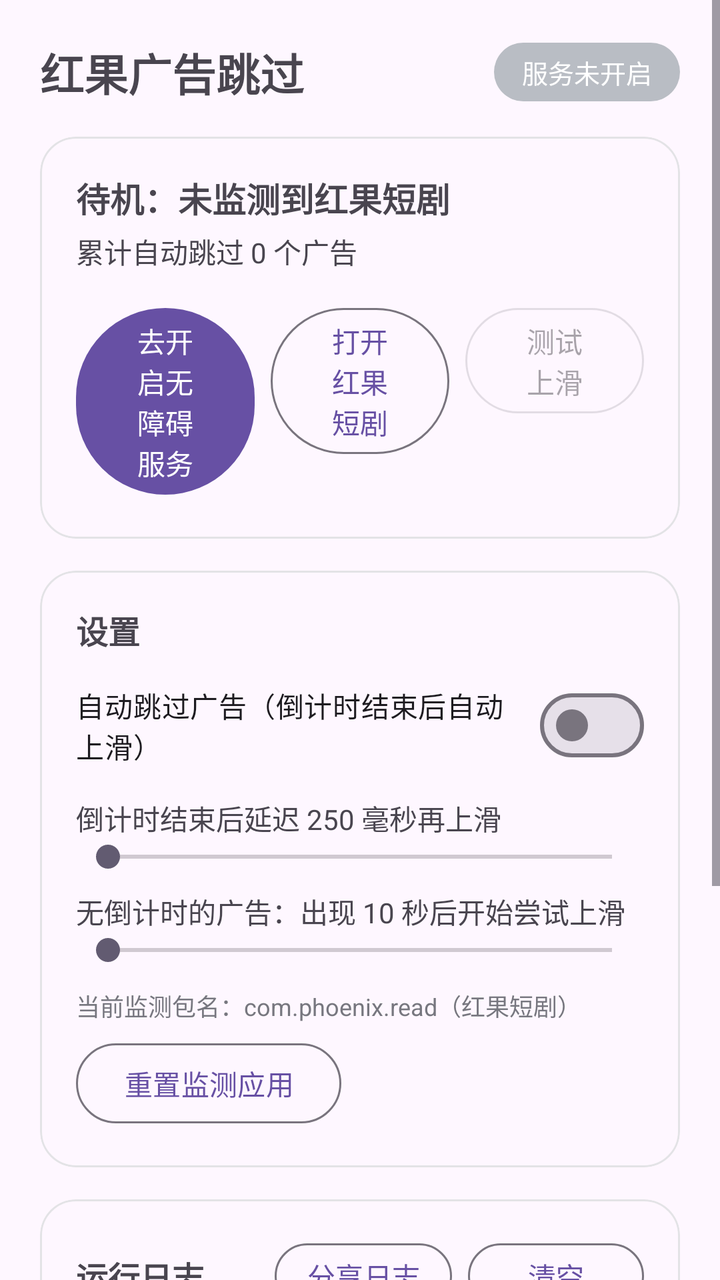
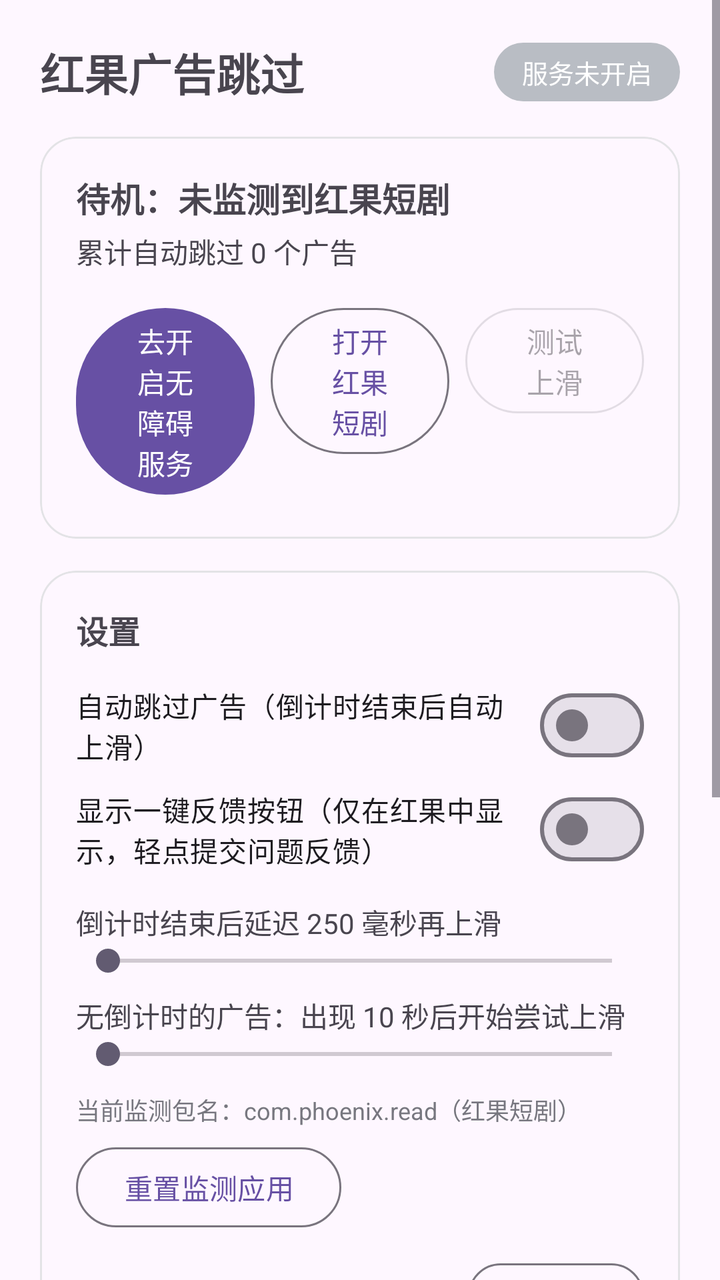

The first picture is an Android layout as it rendered before a commit; the second is the same layout after the commit. The layout source and the unified diff follow.
<!-- AndroidManifest.xml: application theme Theme.App -->
<!-- res/layout/activity_main.xml -->
<?xml version="1.0" encoding="utf-8"?>
<ScrollView xmlns:android="http://schemas.android.com/apk/res/android"
    xmlns:app="http://schemas.android.com/apk/res-auto"
    android:layout_width="match_parent"
    android:layout_height="match_parent"
    android:fillViewport="true">

    
    <LinearLayout
        android:layout_width="match_parent"
        android:layout_height="wrap_content"
        android:layout_gravity="center_horizontal"
        android:maxWidth="620dp"
        android:orientation="vertical"
        android:padding="20dp">

        
        <LinearLayout
            android:layout_width="match_parent"
            android:layout_height="wrap_content"
            android:gravity="center_vertical"
            android:orientation="horizontal">

            <TextView
                android:layout_width="0dp"
                android:layout_height="wrap_content"
                android:layout_weight="1"
                android:text="@string/app_name"
                android:textSize="22sp"
                android:textStyle="bold" />

            <TextView
                android:id="@+id/statusPill"
                android:layout_width="wrap_content"
                android:layout_height="wrap_content"
                android:background="@drawable/bg_pill_off"
                android:paddingStart="14dp"
                android:paddingTop="5dp"
                android:paddingEnd="14dp"
                android:paddingBottom="5dp"
                android:text="@string/status_off"
                android:textColor="#FFFFFF"
                android:textSize="13sp" />
        </LinearLayout>

        
        <com.google.android.material.card.MaterialCardView
            android:layout_width="match_parent"
            android:layout_height="wrap_content"
            android:layout_marginTop="16dp"
            app:cardCornerRadius="18dp"
            app:cardElevation="0dp"
            app:strokeColor="#E3E3E6"
            app:strokeWidth="1dp">

            <LinearLayout
                android:layout_width="match_parent"
                android:layout_height="wrap_content"
                android:orientation="vertical"
                android:padding="18dp">

                <TextView
                    android:id="@+id/stateText"
                    android:layout_width="match_parent"
                    android:layout_height="wrap_content"
                    android:text="@string/state_idle"
                    android:textSize="17sp"
                    android:textStyle="bold" />

                <TextView
                    android:id="@+id/countText"
                    android:layout_width="match_parent"
                    android:layout_height="wrap_content"
                    android:layout_marginTop="4dp"
                    android:text="@string/count_zero_literal"
                    android:textSize="14sp" />

                <LinearLayout
                    android:layout_width="match_parent"
                    android:layout_height="wrap_content"
                    android:layout_marginTop="14dp"
                    android:orientation="horizontal">

                    <Button
                        android:id="@+id/btnAccessibility"
                        android:layout_width="0dp"
                        android:layout_height="wrap_content"
                        android:layout_marginEnd="8dp"
                        android:layout_weight="1"
                        android:text="@string/btn_accessibility_off" />

                    <Button
                        android:id="@+id/btnOpenTarget"
                        style="?attr/materialButtonOutlinedStyle"
                        android:layout_width="0dp"
                        android:layout_height="wrap_content"
                        android:layout_marginEnd="8dp"
                        android:layout_weight="1"
                        android:text="@string/btn_open_target" />

                    <Button
                        android:id="@+id/btnTestSwipe"
                        style="?attr/materialButtonOutlinedStyle"
                        android:layout_width="0dp"
                        android:layout_height="wrap_content"
                        android:layout_weight="1"
                        android:enabled="false"
                        android:text="@string/btn_test_swipe" />
                </LinearLayout>
            </LinearLayout>
        </com.google.android.material.card.MaterialCardView>

        
        <com.google.android.material.card.MaterialCardView
            android:layout_width="match_parent"
            android:layout_height="wrap_content"
            android:layout_marginTop="16dp"
            app:cardCornerRadius="18dp"
            app:cardElevation="0dp"
            app:strokeColor="#E3E3E6"
            app:strokeWidth="1dp">

            <LinearLayout
                android:layout_width="match_parent"
                android:layout_height="wrap_content"
                android:orientation="vertical"
                android:padding="18dp">

                <TextView
                    android:layout_width="match_parent"
                    android:layout_height="wrap_content"
                    android:text="@string/section_settings"
                    android:textSize="16sp"
                    android:textStyle="bold" />

                <com.google.android.material.materialswitch.MaterialSwitch
                    android:id="@+id/switchAuto"
                    android:layout_width="match_parent"
                    android:layout_height="wrap_content"
                    android:layout_marginTop="12dp"
                    android:text="@string/switch_auto" />

                <TextView
                    android:id="@+id/delayLabel"
                    android:layout_width="match_parent"
                    android:layout_height="wrap_content"
                    android:layout_marginTop="12dp"
                    android:text="@string/delay_literal"
                    android:textSize="14sp" />

                <SeekBar
                    android:id="@+id/delayBar"
                    android:layout_width="match_parent"
                    android:layout_height="wrap_content"
                    android:max="1000" />

                <TextView
                    android:id="@+id/fallbackLabel"
                    android:layout_width="match_parent"
                    android:layout_height="wrap_content"
                    android:layout_marginTop="8dp"
                    android:text="@string/fallback_literal"
                    android:textSize="14sp" />

                <SeekBar
                    android:id="@+id/fallbackBar"
                    android:layout_width="match_parent"
                    android:layout_height="wrap_content"
                    android:max="25000" />

                <TextView
                    android:id="@+id/targetsText"
                    android:layout_width="match_parent"
                    android:layout_height="wrap_content"
                    android:layout_marginTop="10dp"
                    android:text="@string/targets_literal"
                    android:textColor="#77777F"
                    android:textSize="12sp" />

                <Button
                    android:id="@+id/btnResetTargets"
                    style="?attr/materialButtonOutlinedStyle"
                    android:layout_width="wrap_content"
                    android:layout_height="wrap_content"
                    android:layout_marginTop="6dp"
                    android:text="@string/btn_reset_targets" />
            </LinearLayout>
        </com.google.android.material.card.MaterialCardView>

        
        <com.google.android.material.card.MaterialCardView
            android:layout_width="match_parent"
            android:layout_height="wrap_content"
            android:layout_marginTop="16dp"
            app:cardCornerRadius="18dp"
            app:cardElevation="0dp"
            app:strokeColor="#E3E3E6"
            app:strokeWidth="1dp">

            <LinearLayout
                android:layout_width="match_parent"
                android:layout_height="wrap_content"
                android:orientation="vertical"
                android:padding="18dp">

                <LinearLayout
                    android:layout_width="match_parent"
                    android:layout_height="wrap_content"
                    android:gravity="center_vertical"
                    android:orientation="horizontal">

                    <TextView
                        android:layout_width="0dp"
                        android:layout_height="wrap_content"
                        android:layout_weight="1"
                        android:text="@string/section_log"
                        android:textSize="16sp"
                        android:textStyle="bold" />

                    <Button
                        android:id="@+id/btnShareLog"
                        style="?attr/materialButtonOutlinedStyle"
                        android:layout_width="wrap_content"
                        android:layout_height="wrap_content"
                        android:layout_marginEnd="8dp"
                        android:minHeight="0dp"
                        android:paddingStart="16dp"
                        android:paddingTop="6dp"
                        android:paddingEnd="16dp"
                        android:paddingBottom="6dp"
                        android:text="@string/btn_share_log" />

                    <Button
                        android:id="@+id/btnClearLog"
                        style="?attr/materialButtonOutlinedStyle"
                        android:layout_width="wrap_content"
                        android:layout_height="wrap_content"
                        android:minHeight="0dp"
                        android:paddingStart="16dp"
                        android:paddingTop="6dp"
                        android:paddingEnd="16dp"
                        android:paddingBottom="6dp"
                        android:text="@string/btn_clear_log" />
                </LinearLayout>

                <TextView
                    android:id="@+id/logView"
                    android:layout_width="match_parent"
                    android:layout_height="wrap_content"
                    android:layout_marginTop="10dp"
                    android:background="@drawable/bg_log"
                    android:fontFamily="monospace"
                    android:minHeight="130dp"
                    android:padding="12dp"
                    android:textSize="12sp" />
            </LinearLayout>
        </com.google.android.material.card.MaterialCardView>

        <TextView
            android:layout_width="match_parent"
            android:layout_height="wrap_content"
            android:layout_marginTop="14dp"
            android:text="@string/footer_hint"
            android:textColor="#8A8A93"
            android:textSize="12sp" />

        <TextView
            android:layout_width="match_parent"
            android:layout_height="wrap_content"
            android:layout_marginTop="6dp"
            android:text="@string/version_label"
            android:textColor="#B0B0B8"
            android:textSize="11sp" />
    </LinearLayout>
</ScrollView>
<!-- resources referenced by this layout -->
<resources>
  <!-- drawable bg_log (drawable) -->
  <?xml version="1.0" encoding="utf-8"?>
  <shape xmlns:android="http://schemas.android.com/apk/res/android"
      android:shape="rectangle">
      <solid android:color="#FAFAFB" />
      <corners android:radius="12dp" />
      <stroke
          android:width="1dp"
          android:color="#E3E3E6" />
  </shape>
  <!-- drawable bg_pill_off (drawable) -->
  <?xml version="1.0" encoding="utf-8"?>
  <shape xmlns:android="http://schemas.android.com/apk/res/android"
      android:shape="rectangle">
      <solid android:color="#B9BDC4" />
      <corners android:radius="20dp" />
  </shape>
  <string name="app_name">红果广告跳过</string>
  <string name="btn_accessibility_off">去开启无障碍服务</string>
  <string name="btn_clear_log">清空</string>
  <string name="btn_open_target">打开红果短剧</string>
  <string name="btn_reset_targets">重置监测应用</string>
  <string name="btn_share_log">分享日志</string>
  <string name="btn_test_swipe">测试上滑</string>
  <string name="count_zero_literal">累计自动跳过 0 个广告</string>
  <string name="delay_literal">倒计时结束后延迟 250 毫秒再上滑</string>
  <string name="fallback_literal">无倒计时的广告：出现 10 秒后开始尝试上滑</string>
  <string name="footer_hint">原理：通过无障碍服务读取屏幕上的广告倒计时文字，到点后模拟一次上滑手势。全部处理在本机完成，不联网、不上传任何数据。仅供个人舒适观剧使用。</string>
  <string name="section_log">运行日志</string>
  <string name="section_settings">设置</string>
  <string name="state_idle">待机：未监测到红果短剧</string>
  <string name="status_off">服务未开启</string>
  <string name="switch_auto">自动跳过广告（倒计时结束后自动上滑）</string>
  <string name="targets_literal">当前监测包名：com.phoenix.read（红果短剧）</string>
  <string name="version_label">版本 1.14 · 手机/平板通用</string>
  <style name="Theme.App" parent="Theme.Material3.DayNight.NoActionBar" />
</resources>

<!-- the commit's change to res/layout/activity_main.xml (unified diff, before → after) -->
@@ -140,6 +140,13 @@
                     android:layout_marginTop="12dp"
                     android:text="@string/switch_auto" />
 
+                <com.google.android.material.materialswitch.MaterialSwitch
+                    android:id="@+id/switchFeedback"
+                    android:layout_width="match_parent"
+                    android:layout_height="wrap_content"
+                    android:layout_marginTop="4dp"
+                    android:text="@string/switch_feedback" />
+
                 <TextView
                     android:id="@+id/delayLabel"
                     android:layout_width="match_parent"
@@ -184,6 +191,38 @@
                     android:layout_height="wrap_content"
                     android:layout_marginTop="6dp"
                     android:text="@string/btn_reset_targets" />
+
+                <LinearLayout
+                    android:layout_width="match_parent"
+                    android:layout_height="wrap_content"
+                    android:layout_marginTop="10dp"
+                    android:gravity="center_vertical"
+                    android:orientation="horizontal">
+
+                    <EditText
+                        android:id="@+id/editFeedbackUrl"
+                        android:layout_width="0dp"
+                        android:layout_height="wrap_content"
+                        android:layout_weight="1"
+                        android:hint="@string/feedback_url_hint"
+                        android:importantForAutofill="no"
+                        android:inputType="textUri"
+                        android:maxLines="1"
+                        android:textSize="13sp" />
+
+                    <Button
+                        android:id="@+id/btnSaveFeedbackUrl"
+                        style="?attr/materialButtonOutlinedStyle"
+                        android:layout_width="wrap_content"
+                        android:layout_height="wrap_content"
+                        android:layout_marginStart="8dp"
+                        android:minHeight="0dp"
+                        android:paddingStart="16dp"
+                        android:paddingTop="6dp"
+                        android:paddingEnd="16dp"
+                        android:paddingBottom="6dp"
+                        android:text="@string/btn_save" />
+                </LinearLayout>
             </LinearLayout>
         </com.google.android.material.card.MaterialCardView>
 
<!-- resource entries referenced after the edit -->
@@ -22,19 +22,22 @@
   <string name="btn_clear_log">清空</string>
   <string name="btn_open_target">打开红果短剧</string>
   <string name="btn_reset_targets">重置监测应用</string>
+  <string name="btn_save">保存</string>
   <string name="btn_share_log">分享日志</string>
   <string name="btn_test_swipe">测试上滑</string>
   <string name="count_zero_literal">累计自动跳过 0 个广告</string>
   <string name="delay_literal">倒计时结束后延迟 250 毫秒再上滑</string>
   <string name="fallback_literal">无倒计时的广告：出现 10 秒后开始尝试上滑</string>
+  <string name="feedback_url_hint">上报服务器地址（可选，留空只用分享）</string>
   <string name="footer_hint">原理：通过无障碍服务读取屏幕上的广告倒计时文字，到点后模拟一次上滑手势。全部处理在本机完成，不联网、不上传任何数据。仅供个人舒适观剧使用。</string>
   <string name="section_log">运行日志</string>
   <string name="section_settings">设置</string>
   <string name="state_idle">待机：未监测到红果短剧</string>
   <string name="status_off">服务未开启</string>
   <string name="switch_auto">自动跳过广告（倒计时结束后自动上滑）</string>
+  <string name="switch_feedback">显示一键反馈按钮（仅在红果中显示，轻点提交问题反馈）</string>
   <string name="targets_literal">当前监测包名：com.phoenix.read（红果短剧）</string>
-  <string name="version_label">版本 1.14 · 手机/平板通用</string>
+  <string name="version_label">版本 1.15 · 手机/平板通用</string>
   <style name="Theme.App" parent="Theme.Material3.DayNight.NoActionBar" />
 </resources>
 
